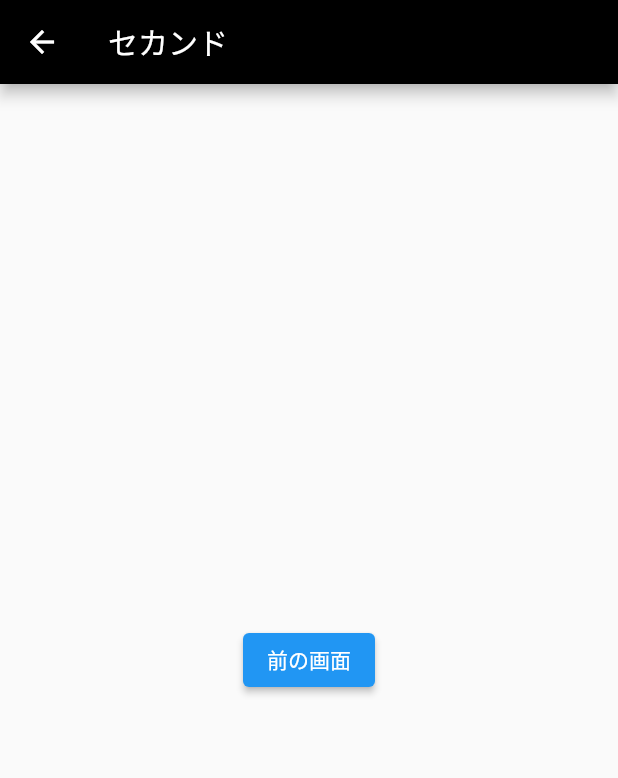
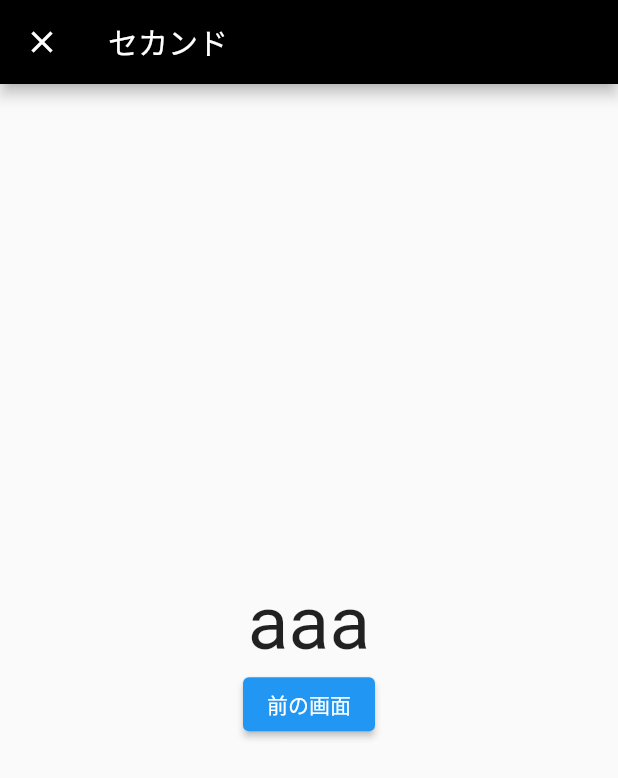
Before and after one commit to sisosyunya/restudy_flutter, a Flutter app: the screen it shows after launch, after a tap on "次の画面へ", on a phone screen of 412 x 824 dp. Shown: the top 778 px of the screen. Run offline on Flutter 3.47's test engine with Material 2 defaults, Android fonts, the phone set to English and light mode, and no system bars.

Commit message:
値の受け渡し

```diff
--- a/lib/first_page.dart
+++ b/lib/first_page.dart
@@ -15,10 +15,12 @@ class FirstPage extends StatelessWidget {
           onPressed: (){
             //ボタン押したときに呼ばれるコードを書く
             // MaterialPageRouteは画面遷移を行うためのクラス
-
             Navigator.push(
               context,
-              MaterialPageRoute(builder: (context) => SecondPage()),
+              MaterialPageRoute(builder: (context) => SecondPage('aaa'),
+              // fullscreenDialog: trueで画面遷移時に下から出てくる
+              fullscreenDialog: true,
+              ),
             );
           },
           child:const Text('次の画面へ'),
--- a/lib/second_page.dart
+++ b/lib/second_page.dart
@@ -1,6 +1,10 @@
 import 'package:flutter/material.dart';
 
 class SecondPage extends StatelessWidget {
+  // ここで定義したものは
+  SecondPage(this.name);
+  final String name;
+
   @override
   Widget build(BuildContext context) {
     return Scaffold(
@@ -8,7 +12,15 @@ class SecondPage extends StatelessWidget {
         title:const Text('セカンド'),
         backgroundColor: Colors.black,
       ),
-      body:Center(
+      body:Column(
+        mainAxisAlignment: MainAxisAlignment.center,
+        children: [
+          Text(name,
+          style: TextStyle(
+            fontSize: 50,
+          ),)
+          ,
+          Center(
             child:ElevatedButton(
               onPressed: (){
                 //ボタン押したときに呼ばれるコードを書く
@@ -17,6 +29,8 @@ class SecondPage extends StatelessWidget {
               child:const Text('前の画面'),
             ),
           ),
+        ],
+      ),
     );
   }
 }
```
Lines whose indentation alone changed are shown as unchanged.
